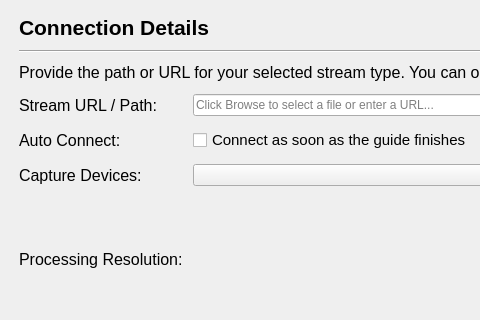
This is resources/views/streaming/StreamingGuide.ui in crgrove/automated-drone-image-analysis-tool as Qt 5 draws it before an edit; both pictures show x 0 to 480 and y 0 to 320 of the 856 by 560 pixel window. The edited form follows.
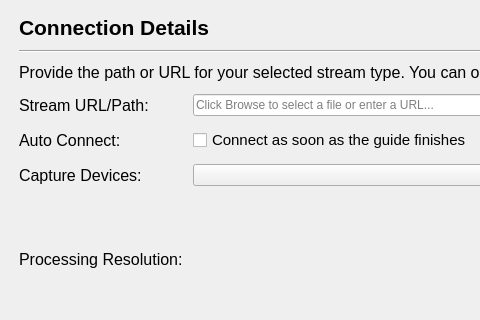
This is the edited form. The open tabs and pages were chosen to show the change.

Diff of the .ui file:
```diff
--- a/resources/views/streaming/StreamingGuide.ui
+++ b/resources/views/streaming/StreamingGuide.ui
@@ -361,7 +361,7 @@
             </font>
            </property>
            <property name="text">
-            <string>Stream URL / Path:</string>
+            <string>Stream URL/Path:</string>
            </property>
           </widget>
          </item>
```
